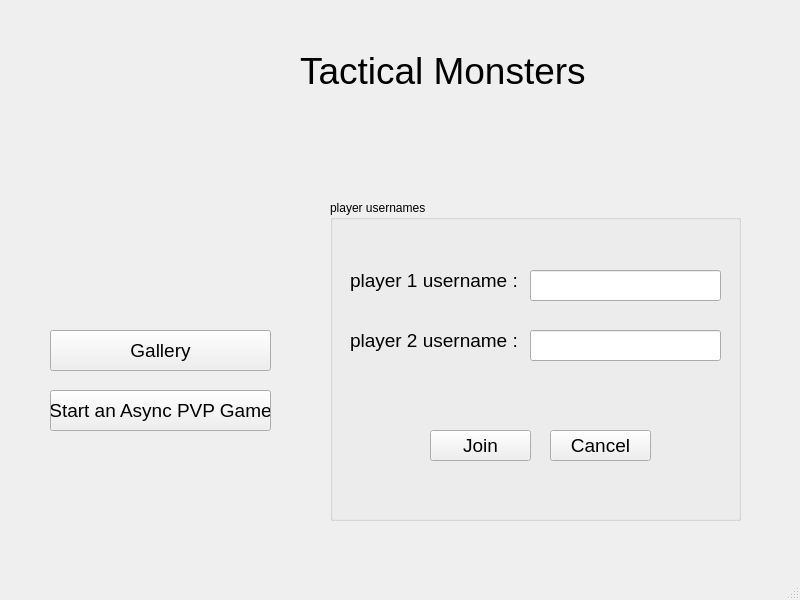
This is TacticalMonsters/menu_page.ui in Shahrad84/Tactical_Monstares as Qt 5 draws it before an edit. The edited form follows.
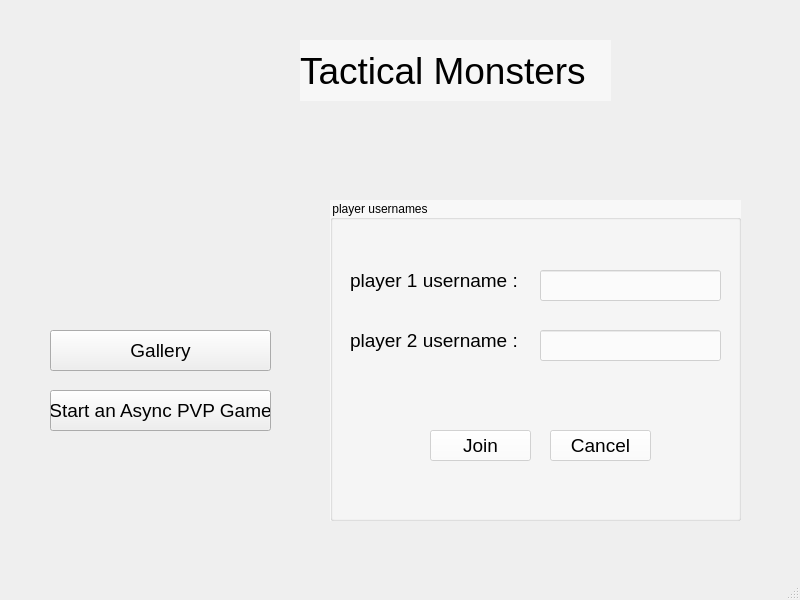
This is the edited form. Icons and pictures are not drawn.

```diff
--- a/TacticalMonsters/menu_page.ui
+++ b/TacticalMonsters/menu_page.ui
@@ -28,6 +28,10 @@
       <pointsize>28</pointsize>
      </font>
     </property>
+    <property name="styleSheet">
+     <string notr="true">background-color: rgba(255, 255, 255, 125);
+color: rgb(0, 0, 0);</string>
+    </property>
     <property name="text">
      <string>Tactical Monsters</string>
     </property>
@@ -80,6 +84,9 @@
       <height>321</height>
      </rect>
     </property>
+    <property name="styleSheet">
+     <string notr="true">background-color: rgba(255, 255, 255, 150);</string>
+    </property>
     <property name="title">
      <string>player usernames</string>
     </property>
@@ -88,7 +95,7 @@
       <rect>
        <x>20</x>
        <y>60</y>
-       <width>181</width>
+       <width>171</width>
        <height>41</height>
       </rect>
      </property>
@@ -97,6 +104,10 @@
        <pointsize>14</pointsize>
       </font>
      </property>
+     <property name="styleSheet">
+      <string notr="true">background-color: rgba(255, 255, 255, 0);
+color: rgb(0, 0, 0);</string>
+     </property>
      <property name="text">
       <string>player 1 username :</string>
      </property>
@@ -106,7 +117,7 @@
       <rect>
        <x>20</x>
        <y>120</y>
-       <width>181</width>
+       <width>171</width>
        <height>41</height>
       </rect>
      </property>
@@ -115,6 +126,10 @@
        <pointsize>14</pointsize>
       </font>
      </property>
+     <property name="styleSheet">
+      <string notr="true">background-color: rgba(255, 255, 255, 0);
+color: rgb(0, 0, 0);</string>
+     </property>
      <property name="text">
       <string>player 2 username :</string>
      </property>
@@ -122,22 +137,28 @@
     <widget class="QLineEdit" name="player1usernamelineEdit">
      <property name="geometry">
       <rect>
-       <x>200</x>
+       <x>210</x>
        <y>70</y>
-       <width>191</width>
+       <width>181</width>
        <height>31</height>
       </rect>
      </property>
+     <property name="styleSheet">
+      <string notr="true">color: rgb(0, 0, 0);</string>
+     </property>
     </widget>
     <widget class="QLineEdit" name="player2usernamelineEdit">
      <property name="geometry">
       <rect>
-       <x>200</x>
+       <x>210</x>
        <y>130</y>
-       <width>191</width>
+       <width>181</width>
        <height>31</height>
       </rect>
      </property>
+     <property name="styleSheet">
+      <string notr="true">color: rgb(0, 0, 0);</string>
+     </property>
     </widget>
     <widget class="QPushButton" name="join_pushButton">
      <property name="geometry">
@@ -153,6 +174,9 @@
        <pointsize>14</pointsize>
       </font>
      </property>
+     <property name="styleSheet">
+      <string notr="true">color: rgb(0, 0, 0);</string>
+     </property>
      <property name="text">
       <string>Join</string>
      </property>
@@ -171,11 +195,35 @@
        <pointsize>14</pointsize>
       </font>
      </property>
+     <property name="styleSheet">
+      <string notr="true">color: rgb(0, 0, 0);</string>
+     </property>
      <property name="text">
       <string>Cancel</string>
      </property>
     </widget>
    </widget>
+   <widget class="QLabel" name="label">
+    <property name="geometry">
+     <rect>
+      <x>0</x>
+      <y>-10</y>
+      <width>861</width>
+      <height>601</height>
+     </rect>
+    </property>
+    <property name="styleSheet">
+     <string notr="true">background-image: url(:/new/prefix1/background/16_08_06_raw.jpg);</string>
+    </property>
+    <property name="text">
+     <string/>
+    </property>
+   </widget>
+   <zorder>label</zorder>
+   <zorder>title_label</zorder>
+   <zorder>gallery_pushButton</zorder>
+   <zorder>play_pushButton</zorder>
+   <zorder>playerUsernames_groupBox</zorder>
   </widget>
   <widget class="QMenuBar" name="menubar">
    <property name="geometry">
```
